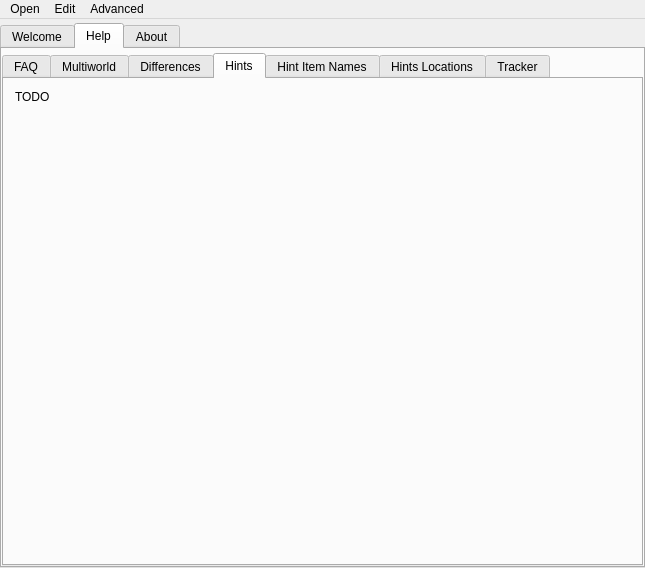
First picture: the form in randovania/gui/ui_files/main_window.ui, repository randovania/randovania, before the edit.
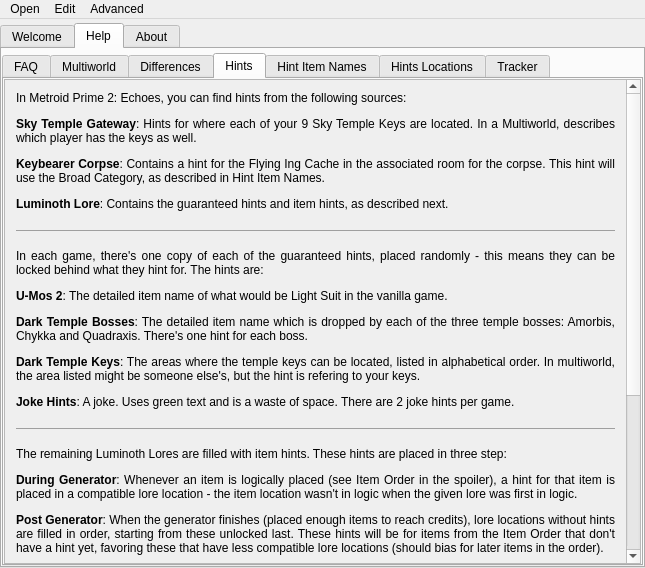
Second picture: the form after the edit. The open tabs and pages were chosen to show the change. Icons and pictures are not drawn.

Commit message:
Add description of how hints work.
Fixes #1184.

The edit to the form file:
```diff
--- a/randovania/gui/ui_files/main_window.ui
+++ b/randovania/gui/ui_files/main_window.ui
@@ -803,15 +803,52 @@
            <attribute name="title">
             <string>Hints</string>
            </attribute>
-           <layout class="QVBoxLayout" name="verticalLayout_2">
+           <layout class="QVBoxLayout" name="hints_tab_layout">
+            <property name="spacing">
+             <number>0</number>
+            </property>
+            <property name="leftMargin">
+             <number>0</number>
+            </property>
+            <property name="topMargin">
+             <number>0</number>
+            </property>
+            <property name="rightMargin">
+             <number>0</number>
+            </property>
+            <property name="bottomMargin">
+             <number>0</number>
+            </property>
             <item>
-             <widget class="QLabel" name="label">
-              <property name="text">
-               <string>TODO</string>
+             <widget class="QScrollArea" name="hints_scroll_area">
+              <property name="widgetResizable">
+               <bool>true</bool>
               </property>
-              <property name="alignment">
-               <set>Qt::AlignLeading|Qt::AlignLeft|Qt::AlignTop</set>
-              </property>
+              <widget class="QWidget" name="hints_scroll_area_contents">
+               <property name="geometry">
+                <rect>
+                 <x>0</x>
+                 <y>0</y>
+                 <width>621</width>
+                 <height>726</height>
+                </rect>
+               </property>
+               <layout class="QVBoxLayout" name="hints_scroll_layout">
+                <item>
+                 <widget class="QLabel" name="hints_label">
+                  <property name="text">
+                   <string>&lt;html&gt;&lt;head/&gt;&lt;body&gt;&lt;p align=&quot;justify&quot;&gt;In Metroid Prime 2: Echoes, you can find hints from the following sources:&lt;/p&gt;&lt;p align=&quot;justify&quot;&gt;&lt;span style=&quot; font-weight:600;&quot;&gt;Sky Temple Gateway&lt;/span&gt;: Hints for where each of your 9 Sky Temple Keys are located. In a Multiworld, describes which player has the keys as well.&lt;/p&gt;&lt;p align=&quot;justify&quot;&gt;&lt;span style=&quot; font-weight:600;&quot;&gt;Keybearer Corpse&lt;/span&gt;: Contains a hint for the Flying Ing Cache in the associated room for the corpse. This hint will use the Broad Category, as described in Hint Item Names.&lt;/p&gt;&lt;p align=&quot;justify&quot;&gt;&lt;span style=&quot; font-weight:600;&quot;&gt;Luminoth Lore&lt;/span&gt;: Contains the guaranteed hints and item hints, as described next.&lt;/p&gt;&lt;hr/&gt;&lt;p align=&quot;justify&quot;&gt;In each game, there's one copy of each of the guaranteed hints, placed randomly - this means they can be locked behind what they hint for. The hints are:&lt;/p&gt;&lt;p align=&quot;justify&quot;&gt;&lt;span style=&quot; font-weight:600;&quot;&gt;U-Mos 2&lt;/span&gt;: The detailed item name of what would be Light Suit in the vanilla game.&lt;/p&gt;&lt;p align=&quot;justify&quot;&gt;&lt;span style=&quot; font-weight:600;&quot;&gt;Dark Temple Bosses&lt;/span&gt;: The detailed item name which is dropped by each of the three temple bosses: Amorbis, Chykka and Quadraxis. There's one hint for each boss.&lt;/p&gt;&lt;p align=&quot;justify&quot;&gt;&lt;span style=&quot; font-weight:600;&quot;&gt;Dark Temple Keys&lt;/span&gt;: The areas where the temple keys can be located, listed in alphabetical order. In multiworld, the area listed might be someone else's, but the hint is refering to your keys.&lt;/p&gt;&lt;p align=&quot;justify&quot;&gt;&lt;span style=&quot; font-weight:600;&quot;&gt;Joke Hints&lt;/span&gt;: A joke. Uses green text and is a waste of space. There are 2 joke hints per game.&lt;/p&gt;&lt;hr/&gt;&lt;p align=&quot;justify&quot;&gt;The remaining Luminoth Lores are filled with item hints. These hints are placed in three step:&lt;/p&gt;&lt;p align=&quot;justify&quot;&gt;&lt;span style=&quot; font-weight:600;&quot;&gt;During Generator&lt;/span&gt;: Whenever an item is logically placed (see Item Order in the spoiler), a hint for that item is placed in a compatible lore location - the item location wasn't in logic when the given lore was first in logic.&lt;/p&gt;&lt;p align=&quot;justify&quot;&gt;&lt;span style=&quot; font-weight:600;&quot;&gt;Post Generator&lt;/span&gt;: When the generator finishes (placed enough items to reach credits), lore locations without hints are filled in order, starting from these unlocked last. These hints will be for items from the Item Order that don't have a hint yet, favoring these that have less compatible lore locations (should bias for later items in the order).&lt;/p&gt;&lt;p align=&quot;justify&quot;&gt;&lt;span style=&quot; font-weight:600;&quot;&gt;Last Resort&lt;/span&gt;: At this point, lore locations without a hint get one for a random item location.&lt;/p&gt;&lt;p align=&quot;justify&quot;&gt;A same location can't receive more than one hint from this process, ignoring the guaranteed hints.&lt;br/&gt;These hints can be in many different formats:&lt;/p&gt;&lt;p align=&quot;justify&quot;&gt;* Detailed item name with detailed room name (x5).&lt;br/&gt;* Precise category with detailed room name (x2).&lt;br/&gt;* General category with detailed room name (x1).&lt;br/&gt;* Detailed item name with only area name (x2).&lt;br/&gt;* Precise category with only area name (x1).&lt;br/&gt;* Detailed item name, relative to a room (x1).&lt;br/&gt;* Detailed item name, relative to another precise item name (x1).&lt;br/&gt;* Detailed item name, relative to another precise category (x1).&lt;/p&gt;&lt;p align=&quot;justify&quot;&gt;With relative hints, distance is measured using the map and is always the smallest path. Crossing portals is a valid and two rooms with a portal connection has a distance of 1.&lt;br/&gt;For these with two items, the item being hinted is the first one.&lt;/p&gt;&lt;/body&gt;&lt;/html&gt;</string>
+                  </property>
+                  <property name="alignment">
+                   <set>Qt::AlignLeading|Qt::AlignLeft|Qt::AlignTop</set>
+                  </property>
+                  <property name="wordWrap">
+                   <bool>true</bool>
+                  </property>
+                 </widget>
+                </item>
+               </layout>
+              </widget>
              </widget>
             </item>
            </layout>
```
Left out of the diff: 12 changed lines with no effect on the pictures.
